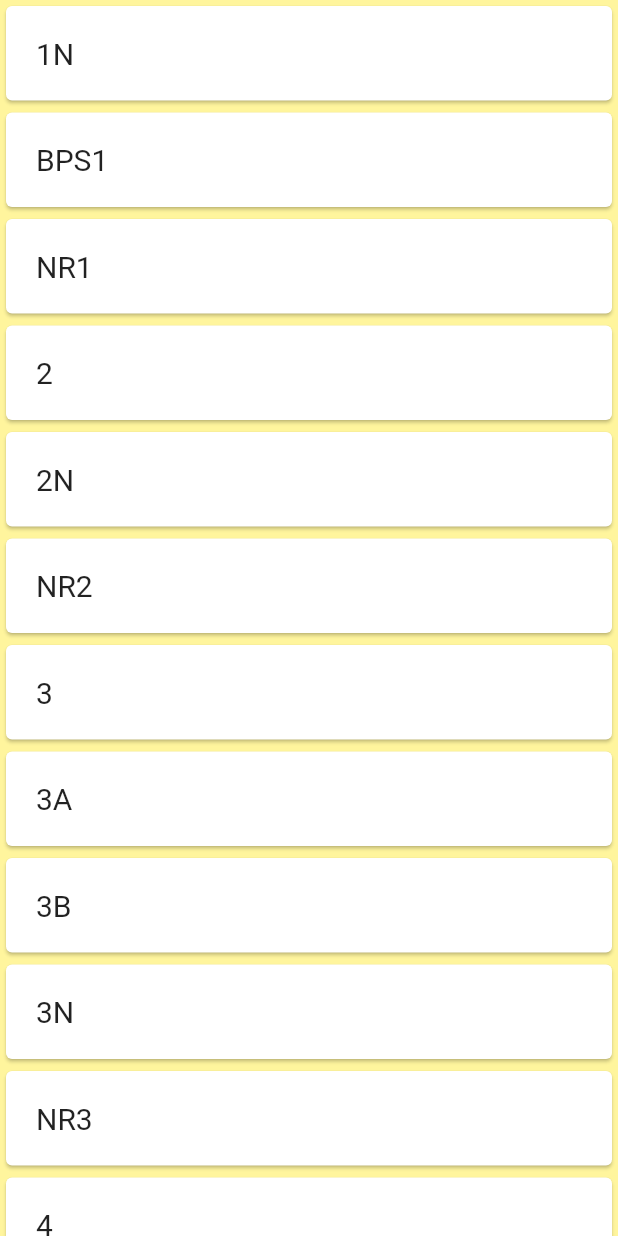
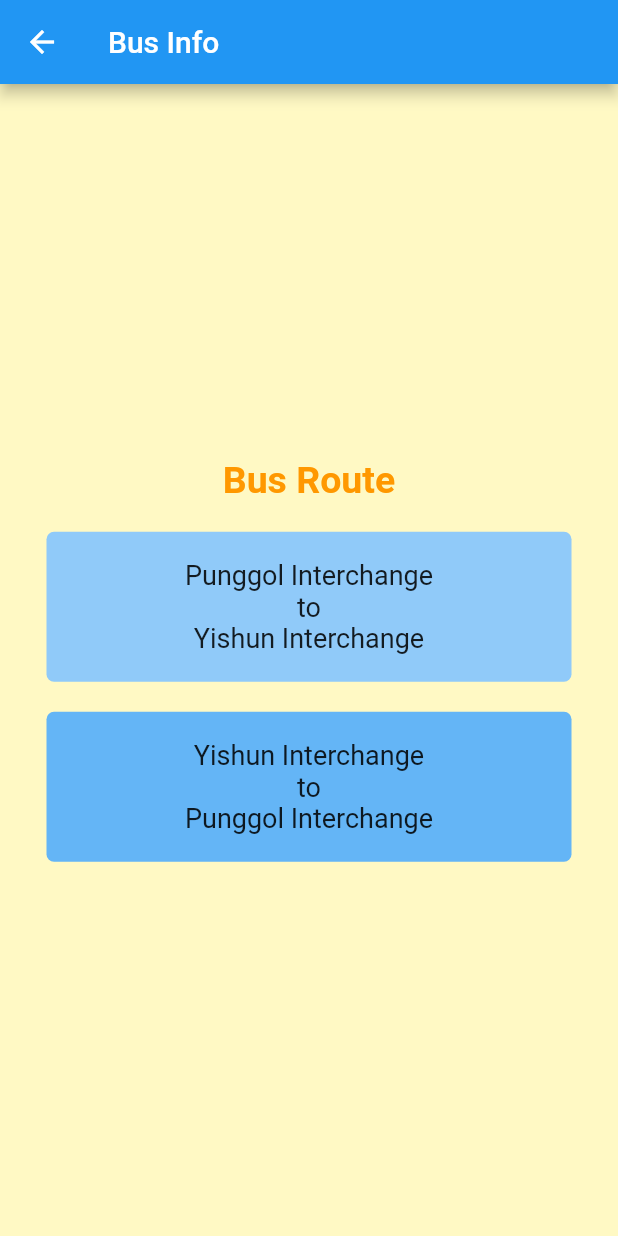
Before and after one commit to LucasLing88/mad_proj, a Flutter app: the ViewBuses screen opened directly, after a tap on "1N", on a phone screen of 412 x 824 dp. Run offline on Flutter 3.47's test engine with Material 2 defaults, Android fonts, the phone set to English and light mode, and no system bars; our stand-ins replace shared_preferences; accounts and stored records are empty.

Commit message:
Updated login.dart

```diff
--- /dev/null
+++ b/MAD/project/lib/businfo.dart
@@ -0,0 +1,64 @@
+import 'package:flutter/material.dart';
+
+class BusInfo extends StatelessWidget{
+  @override
+  Widget build(BuildContext context){
+    return Scaffold(
+      resizeToAvoidBottomPadding: false,
+      backgroundColor: Colors.yellow[100],
+      appBar: AppBar(
+        title: Text('Bus Info'),
+      ),
+      body: Column(
+        mainAxisAlignment: MainAxisAlignment.center,
+        mainAxisSize: MainAxisSize.max,
+        crossAxisAlignment: CrossAxisAlignment.center,
+        children: <Widget>[
+          Center(
+            child: Text('Bus Route',
+              style: TextStyle(
+                fontSize: 25,
+                color: Colors.orange,
+                fontWeight: FontWeight.bold,
+              ),
+            ),
+          ),
+          SizedBox(height: 20,),
+          Container(
+            width: 350,
+            height: 100,
+            decoration: BoxDecoration(
+              color: Colors.blue[200],
+              borderRadius: BorderRadius.circular(5),
+            ),
+            child: Center(
+              child: Text('Punggol Interchange' + '\n' + 'to' + '\n' + 'Yishun Interchange',
+                style: TextStyle(
+                  fontSize: 18,
+                ),
+                textAlign: TextAlign.center,
+              ),
+            )
+          ),
+          SizedBox(height: 20),
+          Container(
+            width: 350,
+            height: 100,
+            decoration: BoxDecoration(
+              color: Colors.blue[300],
+              borderRadius: BorderRadius.circular(5),
+            ),
+            child: Center(
+              child: Text('Yishun Interchange' + '\n' + 'to' + '\n' + 'Punggol Interchange',
+                style: TextStyle(
+                  fontSize: 18,
+                ),
+                textAlign: TextAlign.center,
+              ),
+            )
+          ),
+        ],
+      ),
+    );
+  }
+}
--- a/MAD/project/pubspec.yaml
+++ b/MAD/project/pubspec.yaml
@@ -28,6 +28,7 @@ dependencies:
   # The following adds the Cupertino Icons font to your application.
   # Use with the CupertinoIcons class for iOS style icons.
   cupertino_icons: ^1.0.0
+  shared_preferences: ^0.5.0
 
 dev_dependencies:
   flutter_test:
```
Also changed, not shown: MAD/project/lib/busstopinfo.dart (added, +74 -0 lines), MAD/project/lib/login.dart (+66 -6 lines), MAD/project/lib/search.dart (+49 -12 lines), MAD/project/lib/viewbuses.dart (+49 -12 lines), MAD/project/pubspec.lock.
